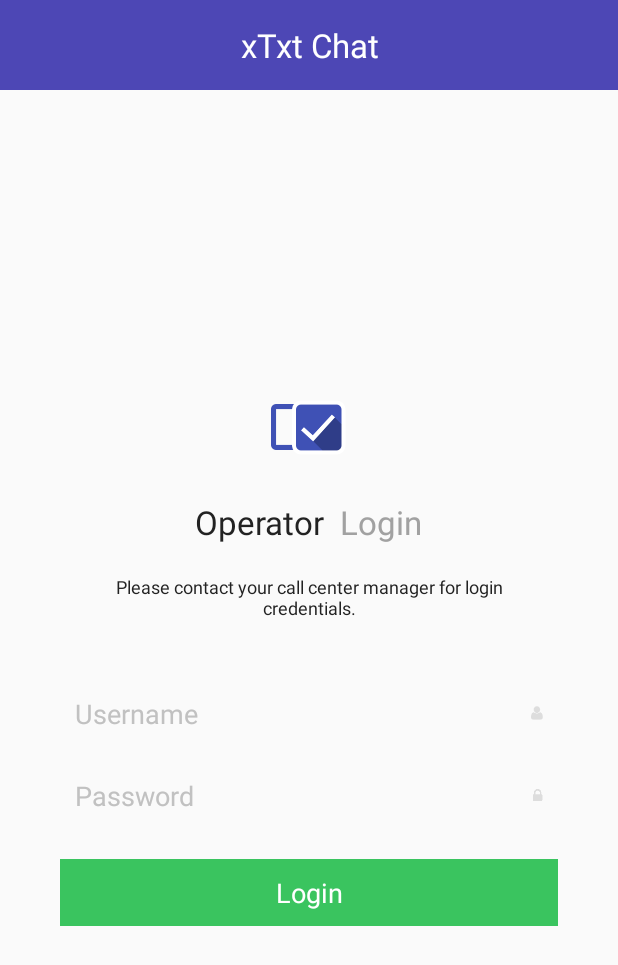
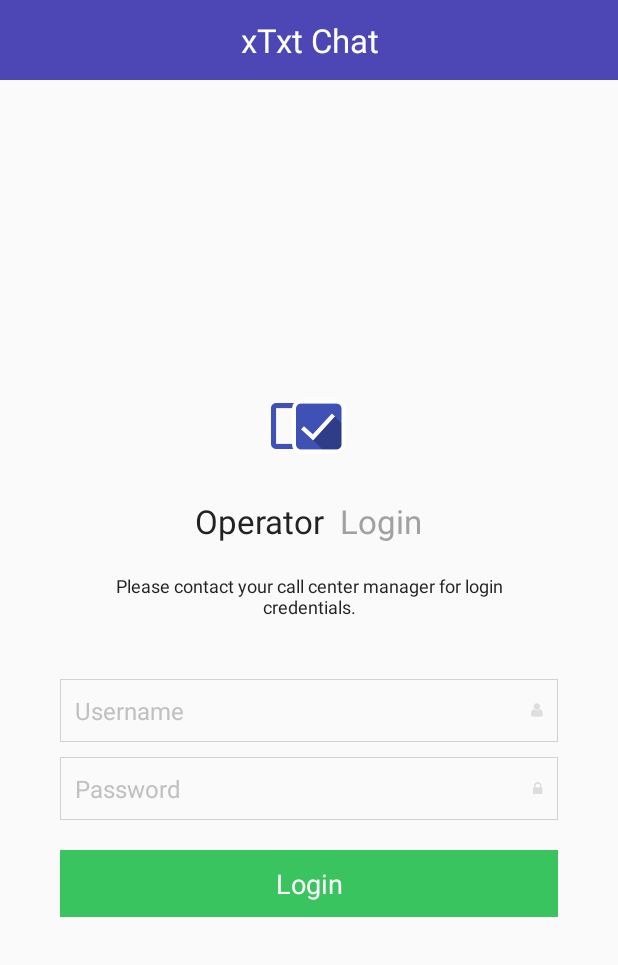
Before and after one commit to nadaf-afif/Operator-client, an Android app: the screen it shows after launch (LoginActivity), on a phone screen of 412 x 824 dp. Shown: the top 965 px of the screen. Run offline under Robolectric (Android 15) with nearby library versions, the phone set to English and light mode, and no system bars.

Commit message:
some basic functionality

```diff
--- a/app/src/main/java/app/operatorclient/xtxt/MainActivity.java
+++ b/app/src/main/java/app/operatorclient/xtxt/MainActivity.java
@@ -1,6 +1,8 @@
 package app.operatorclient.xtxt;
 
 import android.content.res.Configuration;
+import android.graphics.Color;
+import android.graphics.drawable.ColorDrawable;
 import android.os.Bundle;
 import android.support.v4.app.Fragment;
 import android.support.v4.app.FragmentManager;
@@ -8,8 +10,10 @@ import android.support.v4.view.GravityCompat;
 import android.support.v4.widget.DrawerLayout;
 import android.support.v7.app.ActionBarActivity;
 import android.support.v7.app.ActionBarDrawerToggle;
+import android.text.Spannable;
+import android.text.SpannableString;
+import android.text.style.ForegroundColorSpan;
 import android.util.Log;
-import android.view.Gravity;
 import android.view.View;
 import android.widget.AdapterView;
 import android.widget.ListView;
@@ -63,6 +67,8 @@ public class MainActivity extends ActionBarActivity {
         // enabling action bar app icon and behaving it as toggle button
         getSupportActionBar().setDisplayHomeAsUpEnabled(true);
         getSupportActionBar().setHomeButtonEnabled(true);
+        getSupportActionBar().setBackgroundDrawable(new ColorDrawable(getResources().getColor(R.color.blue)));
+
 
         mDrawerToggle = new ActionBarDrawerToggle(this, mDrawerLayout,
                 R.string.app_name,
@@ -109,7 +115,7 @@ public class MainActivity extends ActionBarActivity {
             mDrawerList.setItemChecked(position, true);
             mDrawerList.setSelection(position);
             setTitle(navDrawerItems.get(position));
-                mDrawerLayout.closeDrawer(GravityCompat.START);
+            mDrawerLayout.closeDrawer(GravityCompat.START);
         } else {
             // error in creating fragment
             Log.e("MainActivity", "Error in creating fragment");
@@ -119,7 +125,11 @@ public class MainActivity extends ActionBarActivity {
     @Override
     public void setTitle(CharSequence title) {
         mTitle = title;
-        getSupportActionBar().setTitle(mTitle);
+        SpannableString spannableString = new SpannableString(mTitle);
+        spannableString.setSpan(new ForegroundColorSpan(Color.WHITE), 0, spannableString.toString()
+                .length(), Spannable.SPAN_EXCLUSIVE_EXCLUSIVE);
+        getSupportActionBar().setTitle(spannableString);
+
     }
 
     /**
--- /dev/null
+++ b/app/src/main/res/drawable/border.xml
@@ -0,0 +1,8 @@
+<?xml version="1.0" encoding="utf-8"?>
+<shape xmlns:android="http://schemas.android.com/apk/res/android"
+    android:shape="rectangle">
+    <solid android:color="@android:color/transparent" />
+    <stroke
+        android:width="0.5dp"
+        android:color="#d1d1d1" />
+</shape>
--- a/app/src/main/res/layout/activity_login.xml
+++ b/app/src/main/res/layout/activity_login.xml
@@ -11,7 +11,7 @@
         android:textColor="@android:color/white"
         android:background="@color/blue"
         android:gravity="center"
-        android:padding="15dp" />
+        android:padding="12dp" />
 
     <LinearLayout
         android:layout_width="match_parent"
@@ -67,6 +67,7 @@
             android:layout_marginTop="40dp"
             android:layout_marginLeft="40dp"
             android:layout_marginRight="40dp"
+            android:background="@drawable/border"
             android:orientation="horizontal">
 
             <EditText
@@ -77,6 +78,7 @@
                 android:padding="10dp"
                 android:hint="Username"
                 android:singleLine="true"
+                android:textSize="16dp"
                 android:textColorHint="@color/grayhint"
                 android:background="@null" />
 
@@ -95,6 +97,7 @@
             android:layout_marginTop="10dp"
             android:layout_marginLeft="40dp"
             android:layout_marginRight="40dp"
+            android:background="@drawable/border"
             android:orientation="horizontal">
 
             <EditText
@@ -105,6 +108,7 @@
                 android:padding="10dp"
                 android:hint="Password"
                 android:singleLine="true"
+                android:textSize="16dp"
                 android:textColorHint="@color/grayhint"
                 android:background="@null" />
 
--- a/app/src/main/res/values/styles.xml
+++ b/app/src/main/res/values/styles.xml
@@ -1,7 +1,7 @@
 <resources>
 
     <!-- Base application theme. -->
-    <style name="AppTheme" parent="Theme.AppCompat.Light">
+    <style name="AppTheme" parent="Theme.AppCompat.Light.DarkActionBar">
         <!-- Customize your theme here. -->
     </style>
 
```
